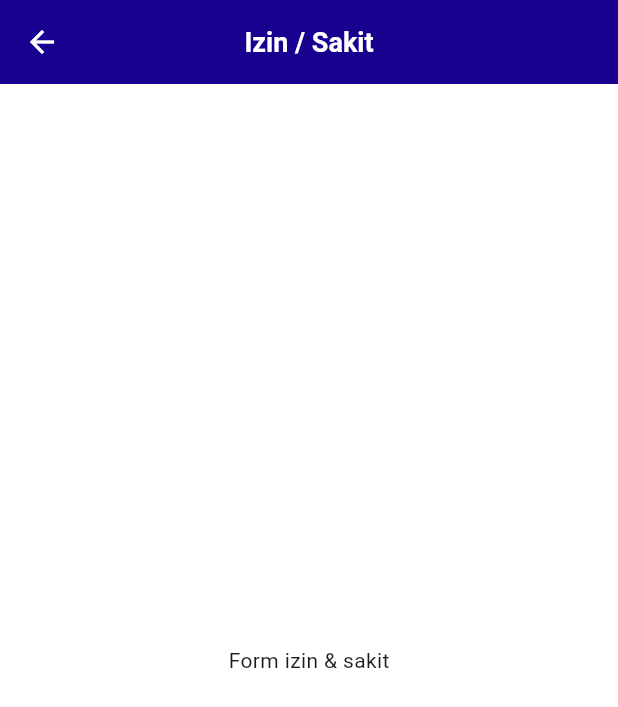
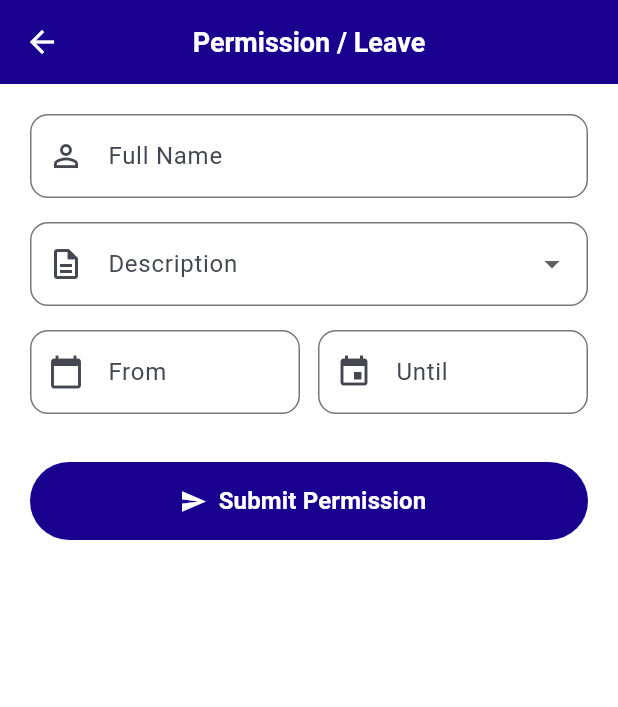
Before and after one commit to SchvarlaSurya/attendance-app, a Flutter app: the AbsentScreen screen opened directly, on a phone screen of 412 x 824 dp. Shown: the top 707 px of the screen. Run offline on Flutter 3.47's test engine with Material 3 defaults, Android fonts, the phone set to English and light mode, and no system bars; our stand-ins replace camera, cloud_firestore, dotted_border, firebase_core, geocoding, geolocator and 1 more; missing offline and left inert: google_mlkit_face_detection; accounts and stored records are empty.

Commit message:
feat: add permission/leave request form
- Name field, category dropdown (Sick/Permission/Others) and from/until
  date pickers
- submitPermission saves the request to the 'attendance' collection
  with type 'permission'
- Validate required fields and that the end date is not before the start

Co-Authored-By: Claude Opus 5.5 <noreply@anthropic.com>

```diff
--- a/lib/ui/absent/absent_screen.dart
+++ b/lib/ui/absent/absent_screen.dart
@@ -1,13 +1,180 @@
+import 'package:cloud_firestore/cloud_firestore.dart';
 import 'package:flutter/material.dart';
+import 'package:intl/intl.dart';
 
-class AbsentScreen extends StatelessWidget {
+class AbsentScreen extends StatefulWidget {
   const AbsentScreen({super.key});
+
+  @override
+  State<AbsentScreen> createState() => _AbsentScreenState();
+}
+
+class _AbsentScreenState extends State<AbsentScreen> {
+  static const List<String> categories = ["Sick", "Permission", "Others"];
+
+  final nameController = TextEditingController();
+  final fromController = TextEditingController();
+  final untilController = TextEditingController();
+  String? selectedCategory;
+
+  final CollectionReference dataCollection =
+      FirebaseFirestore.instance.collection('attendance');
+
+  @override
+  void dispose() {
+    nameController.dispose();
+    fromController.dispose();
+    untilController.dispose();
+    super.dispose();
+  }
+
+  Future<void> _pickDate(TextEditingController controller) async {
+    final DateTime? pickedDate = await showDatePicker(
+      context: context,
+      initialDate: DateTime.now(),
+      firstDate: DateTime(2020),
+      lastDate: DateTime(2100),
+    );
+
+    if (pickedDate != null) {
+      setState(() {
+        controller.text = DateFormat('dd/MM/yyyy').format(pickedDate);
+      });
+    }
+  }
+
+  Future<void> submitPermission(String nama, String keterangan, String from, String until) async {
+    await dataCollection.add({
+      'name': nama.trim(),
+      'address': '-',
+      'description': keterangan,
+      'datetime': '$from - $until',
+      'type': 'permission',
+      'created_at': FieldValue.serverTimestamp(),
+    });
+  }
+
+  Future<void> onSubmitPressed() async {
+    final nama = nameController.text;
+    final from = fromController.text;
+    final until = untilController.text;
+
+    if (nama.trim().isEmpty || selectedCategory == null || from.isEmpty || until.isEmpty) {
+      _showSnackBar("Lengkapi semua data izin terlebih dahulu.", Icons.warning_amber_rounded);
+      return;
+    }
+
+    final format = DateFormat('dd/MM/yyyy');
+    if (format.parse(until).isBefore(format.parse(from))) {
+      _showSnackBar("Tanggal selesai tidak boleh sebelum tanggal mulai.", Icons.event_busy);
+      return;
+    }
+
+    _showLoaderDialog();
+    try {
+      await submitPermission(nama, selectedCategory!, from, until);
+      if (!mounted) return;
+      Navigator.of(context, rootNavigator: true).pop();
+      _showSnackBar("Pengajuan izin berhasil dikirim.", Icons.check_circle_outline);
+      Navigator.pop(context);
+    } catch (e) {
+      if (!mounted) return;
+      Navigator.of(context, rootNavigator: true).pop();
+      _showSnackBar("Gagal mengirim pengajuan izin: $e", Icons.error_outline);
+    }
+  }
+
+  void _showLoaderDialog() {
+    showDialog(
+      context: context,
+      barrierDismissible: false,
+      builder: (context) => const Center(child: CircularProgressIndicator()),
+    );
+  }
+
+  void _showSnackBar(String message, IconData icon) {
+    if (!mounted) return;
+    ScaffoldMessenger.of(context).showSnackBar(
+      SnackBar(
+        behavior: SnackBarBehavior.floating,
+        content: Row(
+          children: [
+            Icon(icon, color: Colors.white),
+            const SizedBox(width: 12),
+            Expanded(child: Text(message)),
+          ],
+        ),
+      ),
+    );
+  }
+
+  InputDecoration _decoration(String label, IconData icon) {
+    return InputDecoration(
+      labelText: label,
+      prefixIcon: Icon(icon),
+      border: OutlineInputBorder(borderRadius: BorderRadius.circular(12)),
+    );
+  }
 
   @override
   Widget build(BuildContext context) {
     return Scaffold(
-      appBar: AppBar(title: const Text('Izin / Sakit')),
-      body: const Center(child: Text('Form izin & sakit')),
+      appBar: AppBar(title: const Text("Permission / Leave")),
+      body: SafeArea(
+        child: ListView(
+          padding: const EdgeInsets.all(20.0),
+          children: [
+            TextField(
+              controller: nameController,
+              textCapitalization: TextCapitalization.words,
+              decoration: _decoration("Full Name", Icons.person_outline),
+            ),
+            const SizedBox(height: 16),
+            DropdownButtonFormField<String>(
+              initialValue: selectedCategory,
+              decoration: _decoration("Description", Icons.description_outlined),
+              items: categories
+                  .map((item) => DropdownMenuItem(value: item, child: Text(item)))
+                  .toList(),
+              onChanged: (value) => setState(() => selectedCategory = value),
+            ),
+            const SizedBox(height: 16),
+            Row(
+              children: [
+                Expanded(
+                  child: TextField(
+                    controller: fromController,
+                    readOnly: true,
+                    onTap: () => _pickDate(fromController),
+                    decoration: _decoration("From", Icons.calendar_today),
+                  ),
+                ),
+                const SizedBox(width: 12),
+                Expanded(
+                  child: TextField(
+                    controller: untilController,
+                    readOnly: true,
+                    onTap: () => _pickDate(untilController),
+                    decoration: _decoration("Until", Icons.event),
+                  ),
+                ),
+              ],
+            ),
+            const SizedBox(height: 32),
+            SizedBox(
+              height: 52,
+              child: FilledButton.icon(
+                onPressed: onSubmitPressed,
+                icon: const Icon(Icons.send),
+                label: const Text(
+                  "Submit Permission",
+                  style: TextStyle(fontSize: 16, fontWeight: FontWeight.bold),
+                ),
+              ),
+            ),
+          ],
+        ),
+      ),
     );
   }
 }
```
